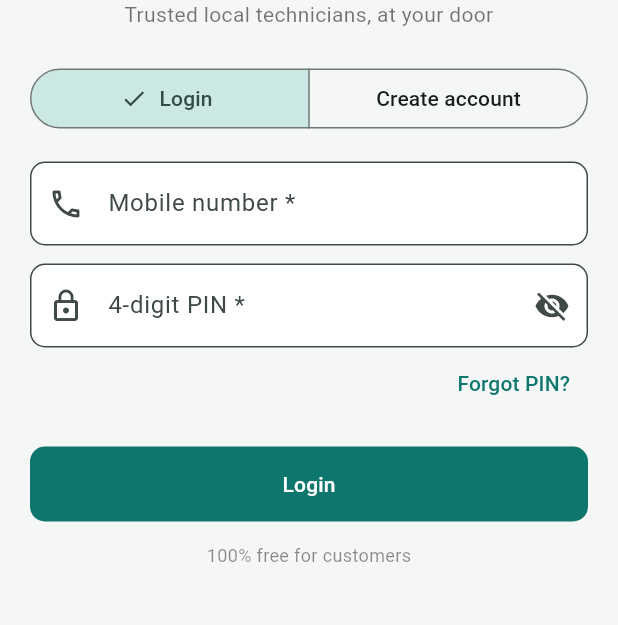
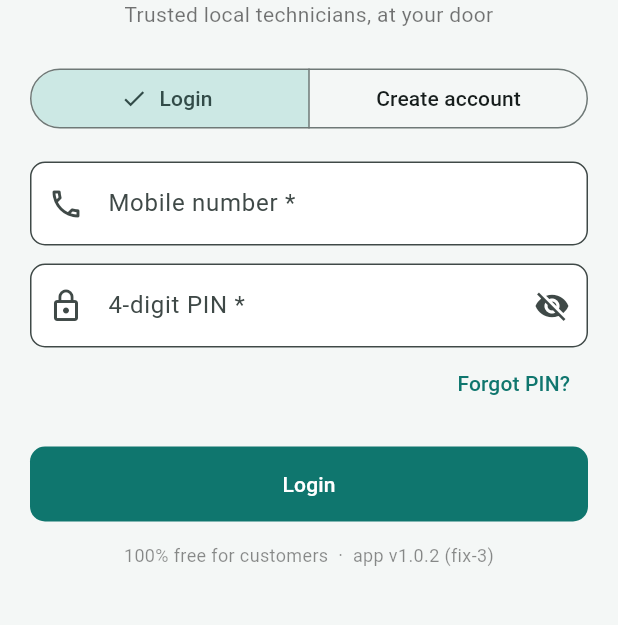
Before and after one commit to 93stark/Lifeline_cus_apk, a Flutter app: the screen it shows after launch, on a phone screen of 412 x 824 dp, the part 443-1068 px from its top. Run offline on Flutter 3.47's test engine with Material 3 defaults, Android fonts, the phone set to English and light mode, and no system bars; our stand-ins replace geolocator, shared_preferences.

Commit message:
Show app version on login screen
Co-Authored-By: Claude Sonnet 5.5 <noreply@anthropic.com>

```diff
--- a/lib/screens/auth.dart
+++ b/lib/screens/auth.dart
@@ -180,7 +180,7 @@ class _AuthScreenState extends State<AuthScreen> {
                         : Text(signup ? 'Create account' : 'Login'),
                   ),
                   const SizedBox(height: 14),
-                  const Text('100% free for customers',
+                  const Text('100% free for customers  ·  app v1.0.2 (fix-3)',
                       textAlign: TextAlign.center, style: TextStyle(color: Colors.black45, fontSize: 12)),
                 ],
               ),
```
